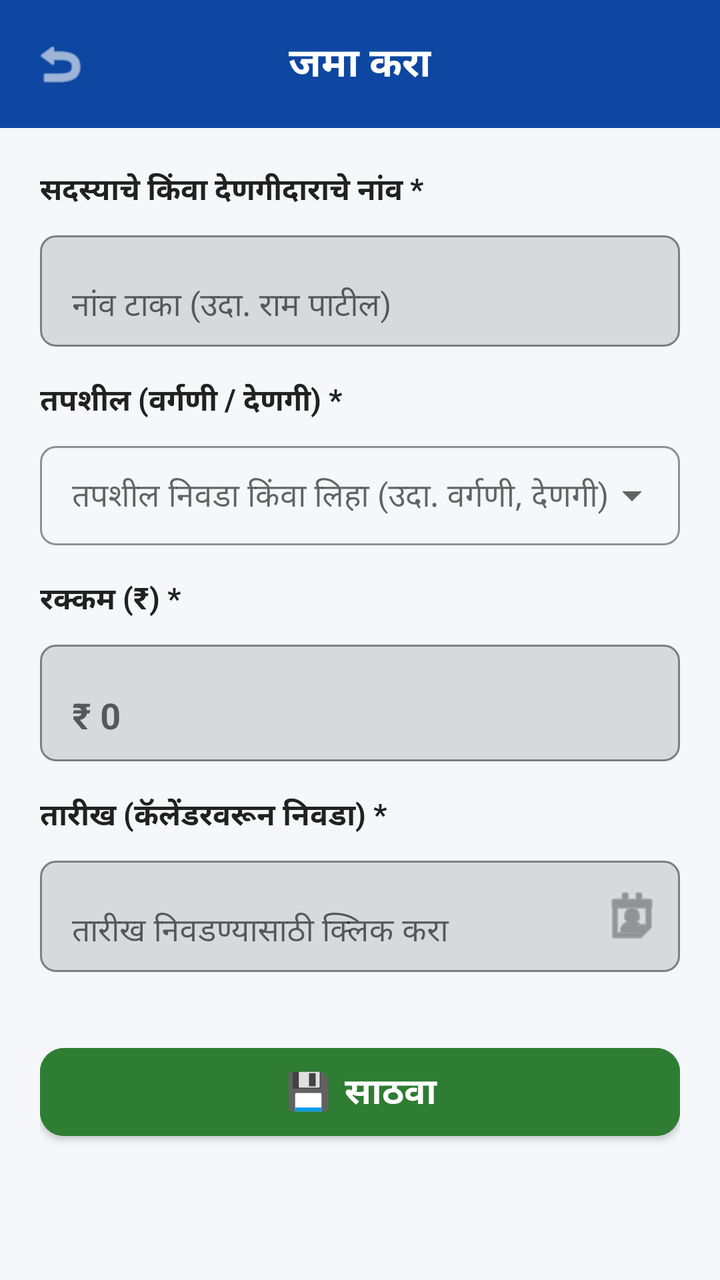
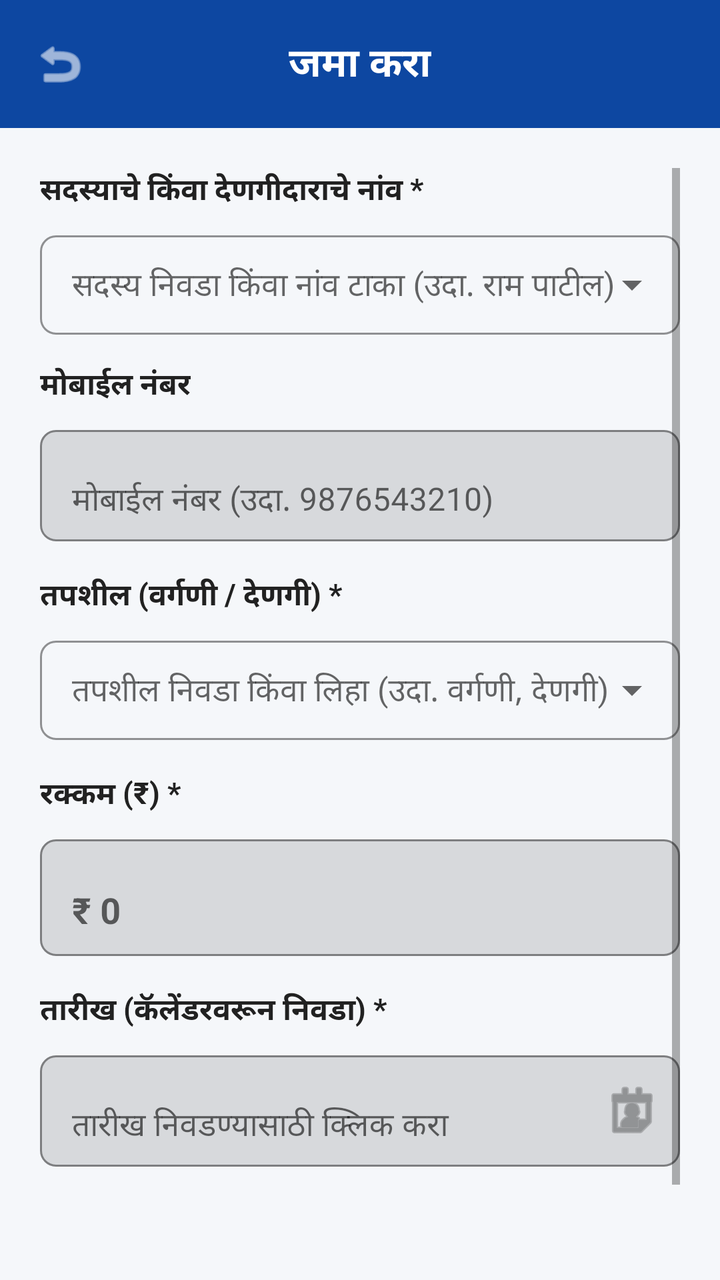

Screens rendered from an Android XML layout before and after an edit, with the pre-edit source and the edit as a unified diff.
<!-- AndroidManifest.xml: application theme Theme.GaneshMitraMandal -->
<!-- res/layout/activity_add_transaction.xml -->
<?xml version="1.0" encoding="utf-8"?>
<RelativeLayout xmlns:android="http://schemas.android.com/apk/res/android"
    xmlns:app="http://schemas.android.com/apk/res-auto"
    android:layout_width="match_parent"
    android:layout_height="match_parent"
    android:background="@color/bg_light">

    
    <RelativeLayout
        android:id="@+id/topBar"
        android:layout_width="match_parent"
        android:layout_height="64dp"
        android:background="@color/primary_blue"
        android:paddingHorizontal="16dp">

        <ImageView
            android:id="@+id/btnBack"
            android:layout_width="28dp"
            android:layout_height="28dp"
            android:layout_alignParentStart="true"
            android:layout_centerVertical="true"
            android:src="@android:drawable/ic_menu_revert"
            app:tint="@color/white" />

        <TextView
            android:id="@+id/tvFormTitle"
            android:layout_width="wrap_content"
            android:layout_height="wrap_content"
            android:layout_centerInParent="true"
            android:text="@string/form_title_jama"
            android:textColor="@color/white"
            android:textSize="20sp"
            android:textStyle="bold" />
    </RelativeLayout>

    <ScrollView
        android:layout_width="match_parent"
        android:layout_height="match_parent"
        android:layout_below="@id/topBar"
        android:padding="20dp">

        <LinearLayout
            android:layout_width="match_parent"
            android:layout_height="wrap_content"
            android:orientation="vertical">

            
            <LinearLayout
                android:id="@+id/layoutMemberName"
                android:layout_width="match_parent"
                android:layout_height="wrap_content"
                android:orientation="vertical">

                <TextView
                    android:layout_width="wrap_content"
                    android:layout_height="wrap_content"
                    android:layout_marginBottom="6dp"
                    android:text="सदस्याचे किंवा देणगीदाराचे नांव *"
                    android:textColor="@color/text_primary"
                    android:textSize="15sp"
                    android:textStyle="bold" />

                <com.google.android.material.textfield.TextInputLayout
                    android:layout_width="match_parent"
                    android:layout_height="wrap_content"
                    android:layout_marginBottom="16dp"
                    app:boxBackgroundMode="outline"
                    app:boxCornerRadiusBottomEnd="8dp"
                    app:boxCornerRadiusBottomStart="8dp"
                    app:boxCornerRadiusTopEnd="8dp"
                    app:boxCornerRadiusTopStart="8dp"
                    app:boxStrokeColor="@color/primary_blue">

                    <com.google.android.material.textfield.TextInputEditText
                        android:id="@+id/etMemberName"
                        android:layout_width="match_parent"
                        android:layout_height="wrap_content"
                        android:hint="नांव टाका (उदा. राम पाटील)"
                        android:textColor="@color/text_primary" />
                </com.google.android.material.textfield.TextInputLayout>
            </LinearLayout>

            
            <TextView
                android:id="@+id/tvDetailsLabel"
                android:layout_width="wrap_content"
                android:layout_height="wrap_content"
                android:layout_marginBottom="6dp"
                android:text="तपशील (वर्गणी / देणगी) *"
                android:textColor="@color/text_primary"
                android:textSize="15sp"
                android:textStyle="bold" />

            <com.google.android.material.textfield.TextInputLayout
                style="@style/Widget.MaterialComponents.TextInputLayout.OutlinedBox.ExposedDropdownMenu"
                android:layout_width="match_parent"
                android:layout_height="wrap_content"
                android:layout_marginBottom="16dp"
                app:boxCornerRadiusBottomEnd="8dp"
                app:boxCornerRadiusBottomStart="8dp"
                app:boxCornerRadiusTopEnd="8dp"
                app:boxCornerRadiusTopStart="8dp"
                app:boxStrokeColor="@color/primary_blue">

                <AutoCompleteTextView
                    android:id="@+id/etDetails"
                    android:layout_width="match_parent"
                    android:layout_height="wrap_content"
                    android:hint="तपशील निवडा किंवा लिहा (उदा. वर्गणी, देणगी)"
                    android:inputType="text"
                    android:paddingVertical="14dp"
                    android:textColor="@color/text_primary"
                    android:textSize="16sp" />
            </com.google.android.material.textfield.TextInputLayout>

            
            <TextView
                android:layout_width="wrap_content"
                android:layout_height="wrap_content"
                android:layout_marginBottom="6dp"
                android:text="रक्कम (₹) *"
                android:textColor="@color/text_primary"
                android:textSize="15sp"
                android:textStyle="bold" />

            <com.google.android.material.textfield.TextInputLayout
                android:layout_width="match_parent"
                android:layout_height="wrap_content"
                android:layout_marginBottom="16dp"
                app:boxBackgroundMode="outline"
                app:boxCornerRadiusBottomEnd="8dp"
                app:boxCornerRadiusBottomStart="8dp"
                app:boxCornerRadiusTopEnd="8dp"
                app:boxCornerRadiusTopStart="8dp"
                app:boxStrokeColor="@color/primary_blue">

                <com.google.android.material.textfield.TextInputEditText
                    android:id="@+id/etAmount"
                    android:layout_width="match_parent"
                    android:layout_height="wrap_content"
                    android:hint="₹ 0"
                    android:inputType="numberDecimal"
                    android:textColor="@color/text_primary"
                    android:textSize="18sp"
                    android:textStyle="bold" />
            </com.google.android.material.textfield.TextInputLayout>

            
            <TextView
                android:layout_width="wrap_content"
                android:layout_height="wrap_content"
                android:layout_marginBottom="6dp"
                android:text="तारीख (कॅलेंडरवरून निवडा) *"
                android:textColor="@color/text_primary"
                android:textSize="15sp"
                android:textStyle="bold" />

            <com.google.android.material.textfield.TextInputLayout
                android:layout_width="match_parent"
                android:layout_height="wrap_content"
                android:layout_marginBottom="32dp"
                app:boxBackgroundMode="outline"
                app:boxCornerRadiusBottomEnd="8dp"
                app:boxCornerRadiusBottomStart="8dp"
                app:boxCornerRadiusTopEnd="8dp"
                app:boxCornerRadiusTopStart="8dp"
                app:boxStrokeColor="@color/primary_blue"
                app:endIconDrawable="@android:drawable/ic_menu_my_calendar"
                app:endIconMode="custom">

                <com.google.android.material.textfield.TextInputEditText
                    android:id="@+id/etDate"
                    android:layout_width="match_parent"
                    android:layout_height="wrap_content"
                    android:clickable="true"
                    android:cursorVisible="false"
                    android:focusable="false"
                    android:hint="तारीख निवडण्यासाठी क्लिक करा"
                    android:textColor="@color/text_primary" />
            </com.google.android.material.textfield.TextInputLayout>

            
            <com.google.android.material.button.MaterialButton
                android:id="@+id/btnSave"
                android:layout_width="match_parent"
                android:layout_height="56dp"
                android:backgroundTint="@color/jama_green"
                android:text="@string/btn_save"
                android:textColor="@color/white"
                android:textSize="18sp"
                android:textStyle="bold"
                app:cornerRadius="12dp" />

        </LinearLayout>
    </ScrollView>

</RelativeLayout>
<!-- resources referenced by this layout -->
<resources>
  <color name="bg_light">#F5F7FA</color>
  <color name="jama_green">#2E7D32</color>
  <color name="primary_blue">#0D47A1</color>
  <color name="text_primary">#212121</color>
  <color name="white">#FFFFFF</color>
  <string name="btn_save">💾 साठवा</string>
  <string name="form_title_jama">जमा करा</string>
  <style name="Theme.GaneshMitraMandal" parent="Theme.MaterialComponents.Light.NoActionBar">
          <item name="colorPrimary">@color/primary_blue</item>
          <item name="colorPrimaryDark">@color/primary_blue_dark</item>
          <item name="colorAccent">@color/accent_orange</item>
          <item name="android:windowBackground">@color/bg_light</item>
          <item name="android:statusBarColor">@color/primary_blue_dark</item>
      </style>
  <color name="primary_blue_dark">#082F6B</color>
  <color name="accent_orange">#FF6D00</color>
</resources>

<!-- the commit's change to res/layout/activity_add_transaction.xml (unified diff, before → after) -->
@@ -60,6 +60,39 @@
                     android:textSize="15sp"
                     android:textStyle="bold" />
 
+                
+                <com.google.android.material.textfield.TextInputLayout
+                    style="@style/Widget.MaterialComponents.TextInputLayout.OutlinedBox.ExposedDropdownMenu"
+                    android:layout_width="match_parent"
+                    android:layout_height="wrap_content"
+                    android:layout_marginBottom="14dp"
+                    app:boxCornerRadiusBottomEnd="8dp"
+                    app:boxCornerRadiusBottomStart="8dp"
+                    app:boxCornerRadiusTopEnd="8dp"
+                    app:boxCornerRadiusTopStart="8dp"
+                    app:boxStrokeColor="@color/primary_blue">
+
+                    <AutoCompleteTextView
+                        android:id="@+id/etMemberName"
+                        android:layout_width="match_parent"
+                        android:layout_height="wrap_content"
+                        android:hint="सदस्य निवडा किंवा नांव टाका (उदा. राम पाटील)"
+                        android:inputType="textPersonName"
+                        android:paddingVertical="14dp"
+                        android:textColor="@color/text_primary"
+                        android:textSize="16sp" />
+                </com.google.android.material.textfield.TextInputLayout>
+
+                
+                <TextView
+                    android:layout_width="wrap_content"
+                    android:layout_height="wrap_content"
+                    android:layout_marginBottom="6dp"
+                    android:text="मोबाईल नंबर"
+                    android:textColor="@color/text_primary"
+                    android:textSize="15sp"
+                    android:textStyle="bold" />
+
                 <com.google.android.material.textfield.TextInputLayout
                     android:layout_width="match_parent"
                     android:layout_height="wrap_content"
@@ -72,10 +105,11 @@
                     app:boxStrokeColor="@color/primary_blue">
 
                     <com.google.android.material.textfield.TextInputEditText
-                        android:id="@+id/etMemberName"
+                        android:id="@+id/etMemberPhone"
                         android:layout_width="match_parent"
                         android:layout_height="wrap_content"
-                        android:hint="नांव टाका (उदा. राम पाटील)"
+                        android:hint="मोबाईल नंबर (उदा. 9876543210)"
+                        android:inputType="phone"
                         android:textColor="@color/text_primary" />
                 </com.google.android.material.textfield.TextInputLayout>
             </LinearLayout>
